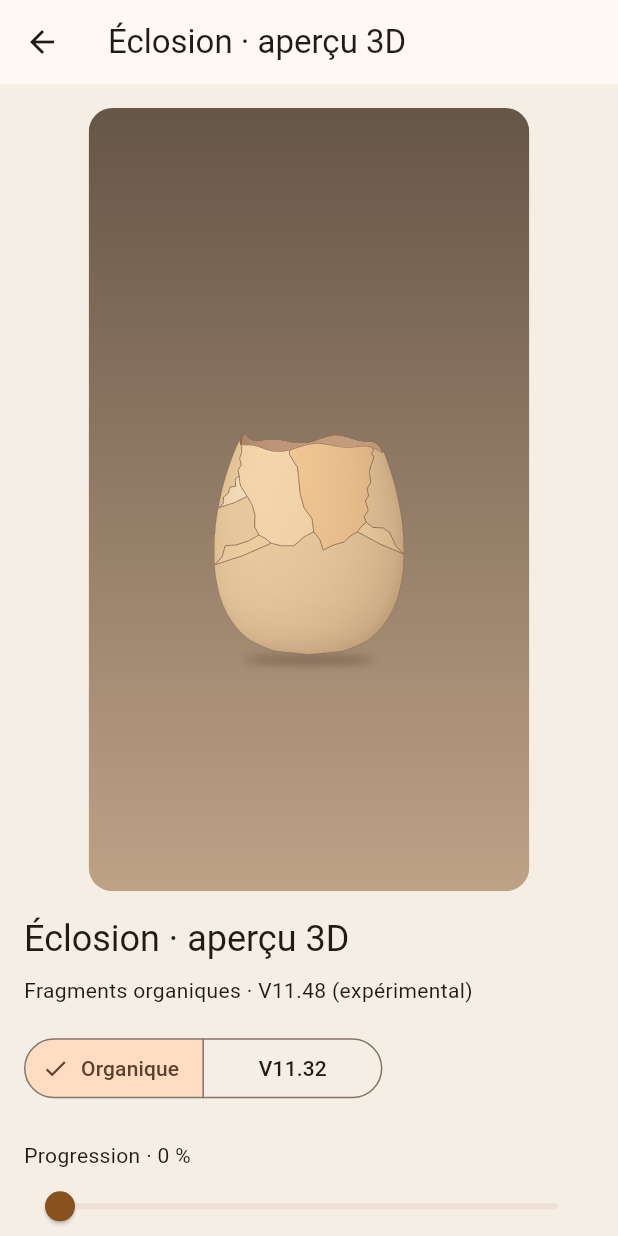
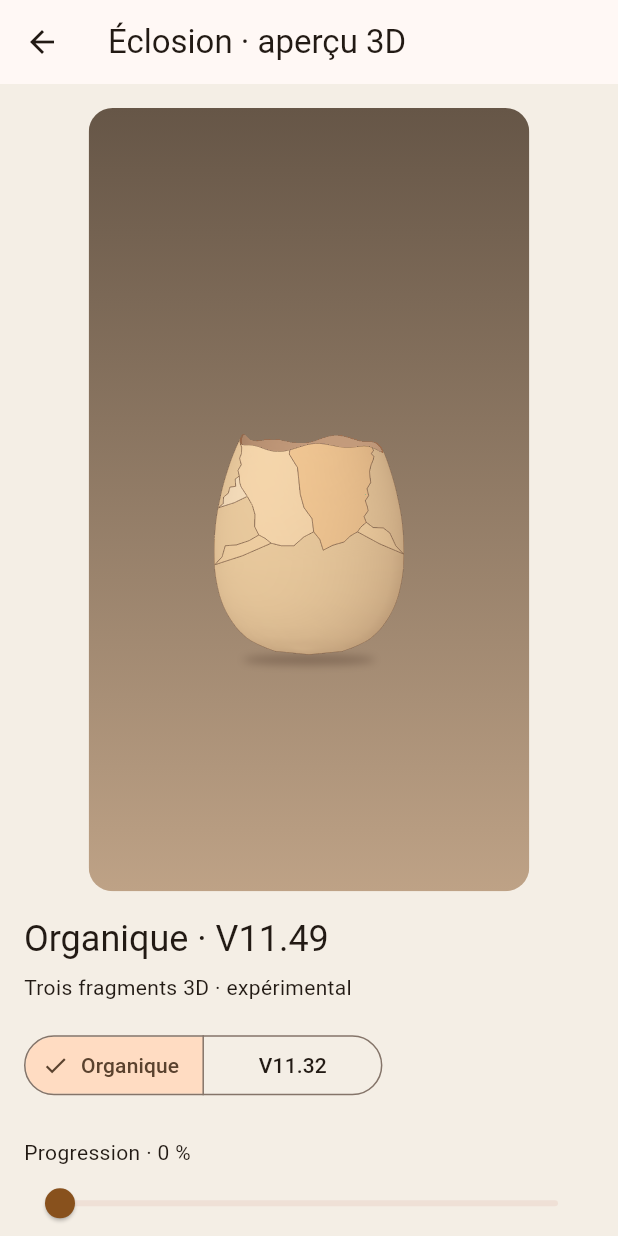
Before and after one commit to yoshimoot/Eclosion, a Flutter app: the EggGeometryPreview screen opened directly, on a phone screen of 412 x 824 dp. Run offline on Flutter 3.47's test engine with Material 3 defaults, Android fonts, the phone set to English and light mode, and no system bars.

Commit message:
V11.49: remove duplicated Chrome heading and keep only current scene identification

```diff
--- a/egg_timer/lib/lab/egg_geometry_preview.dart
+++ b/egg_timer/lib/lab/egg_geometry_preview.dart
@@ -286,13 +286,15 @@ class _EggGeometryPreviewState extends State<EggGeometryPreview>
   Widget _controls() => Column(
     crossAxisAlignment: CrossAxisAlignment.start,
     children: [
-      Text('Éclosion · aperçu 3D',
-          style: Theme.of(context).textTheme.headlineSmall),
-      const SizedBox(height: 8),
+      Text(
+        _mode == 4 ? 'Organique · V11.49' : 'Référence V11.32',
+        style: Theme.of(context).textTheme.headlineSmall,
+      ),
+      const SizedBox(height: 6),
       Text(
         _mode == 4
-            ? 'Fragments organiques · V11.48 (expérimental)'
-            : 'Sortie des deux panneaux · référence V11.32',
+            ? 'Trois fragments 3D · expérimental'
+            : 'Deux panneaux 3D · comparaison',
         style: Theme.of(context).textTheme.bodyMedium,
       ),
       const SizedBox(height: 18),
```
